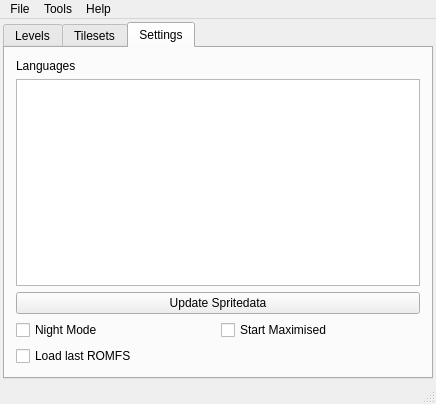
The window that mainwindow.ui (ExplosBlue/CoinKiller) describes before a commit, drawn with Qt 5.
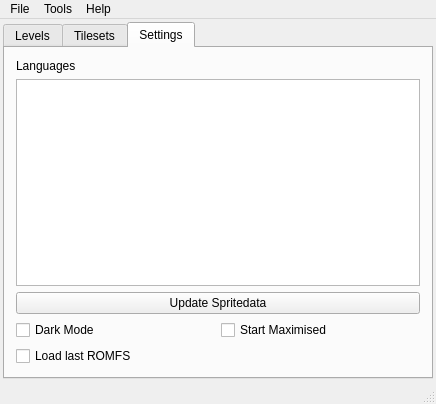
The same window after the commit. The open tabs and pages were chosen to show the change.

Commit message: Cleanup signals/slots in mainwindow

```diff
--- a/mainwindow.ui
+++ b/mainwindow.ui
@@ -166,7 +166,7 @@
           <item row="0" column="0">
            <widget class="QCheckBox" name="nightModeCheckbox">
             <property name="text">
-             <string>Night Mode</string>
+             <string>Dark Mode</string>
             </property>
            </widget>
           </item>
```
Left out of the diff: 8 changed lines with no effect on the pictures. The commit also changes 2 other files.
